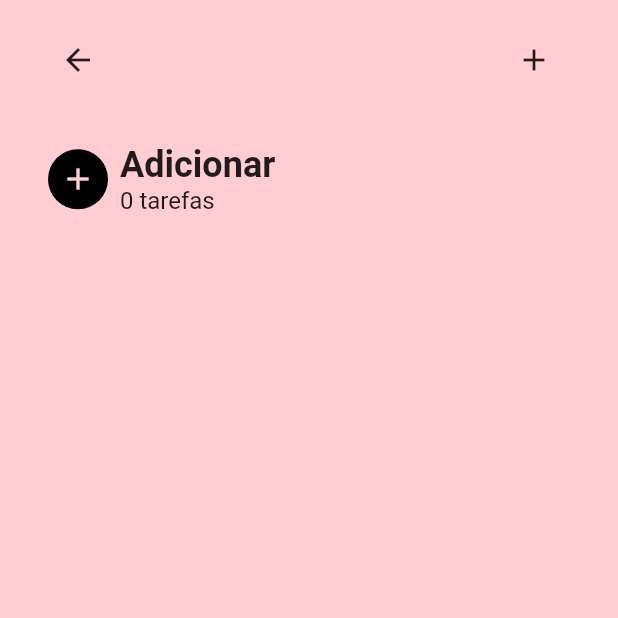
After one commit to JacksonMonteiro/flutter_todo_app, a Flutter app: the CategoryView screen opened directly with sample values from the repository, on a phone screen of 412 x 824 dp, the top half of it. The commit adds this screen. Run offline on Flutter 3.47's test engine with Material 2 defaults, Android fonts, the phone set to English and light mode, and no system bars; our stand-ins replace bloc; missing offline and left inert: flutter_iconpicker.

Commit message:
category view

```diff
--- a/lib/app/utils/routes.dart
+++ b/lib/app/utils/routes.dart
@@ -1,5 +1,6 @@
-// ignore_for_file: constant_identifier_names
+// ignore_for_file: constant_identifier_names, non_constant_identifier_names
 import 'package:flutter/material.dart';
+import 'package:todo/app/views/category_view.dart';
 import 'package:todo/app/views/home_view.dart';
 
 class Routes {
@@ -7,7 +8,8 @@ class Routes {
   Routes._();
 
   // Name of Routes
-  static const String HOME = '/';
+  final String HOME = '/';
+  final String CATEGORY = '/category';
 
   // Initial Route
   String get initialRoute => HOME;
@@ -15,5 +17,6 @@ class Routes {
   // Routes map
   Map<String, Widget Function(BuildContext)> get routes => {
     HOME: (context) => const HomeView(),
+    CATEGORY: (context)  => const CategoryView(),
   };
 }
--- /dev/null
+++ b/lib/app/views/category_view.dart
@@ -0,0 +1,79 @@
+import 'package:flutter/material.dart';
+import 'package:flutter/src/widgets/container.dart';
+import 'package:flutter/src/widgets/framework.dart';
+import 'package:todo/app/models/category_model.dart';
+
+class CategoryView extends StatefulWidget {
+  const CategoryView({super.key});
+
+  @override
+  State<CategoryView> createState() => _CategoryViewState();
+}
+
+class _CategoryViewState extends State<CategoryView> {
+  @override
+  Widget build(BuildContext context) {
+    Category category = ModalRoute.of(context)?.settings.arguments as Category;
+
+    return Scaffold(
+      body: SafeArea(
+        child: Container(
+          padding: const EdgeInsets.symmetric(vertical: 16, horizontal: 32),
+          width: double.infinity,
+          height: double.infinity,
+          color: category.color,
+          child: Column(
+            crossAxisAlignment: CrossAxisAlignment.start,
+            children: [
+              Row(
+                mainAxisAlignment: MainAxisAlignment.spaceBetween,
+                children: [
+                  IconButton(
+                    alignment: Alignment.centerLeft,
+                      onPressed: () {
+                        Navigator.of(context).pop();
+                      },
+                      icon: const Icon(Icons.arrow_back)),
+                  IconButton(
+                      onPressed: () {
+                        Navigator.of(context).pop();
+                      },
+                      icon: const Icon(Icons.add)),
+                ],
+              ),
+              const SizedBox(
+                height: 32,
+              ),
+              Row(
+                crossAxisAlignment: CrossAxisAlignment.center,
+                children: [
+                  CircleAvatar(
+                      backgroundColor: Colors.black,
+                      foregroundColor: category.color,
+                      child: Icon(category.icon)),
+                  const SizedBox(
+                    width: 8,
+                  ),
+                  Column(
+                    crossAxisAlignment: CrossAxisAlignment.start,
+                    children: [
+                      Text(
+                        category.name,
+                        style: const TextStyle(
+                            fontSize: 24, fontWeight: FontWeight.bold),
+                      ),
+                      Text(
+                        '${category.tasks.length} tarefas',
+                        style: const TextStyle(fontSize: 16),
+                      )
+                    ],
+                  )
+                ],
+              )
+            ],
+          ),
+        ),
+      ),
+    );
+  }
+}
--- a/lib/app/views/home_view.dart
+++ b/lib/app/views/home_view.dart
@@ -5,6 +5,7 @@ import 'package:todo/app/blocs/category/category_events.dart';
 import 'package:todo/app/blocs/category/category_state.dart';
 import 'package:todo/app/components/category_form_component.dart';
 import 'package:todo/app/models/category_model.dart';
+import 'package:todo/app/utils/routes.dart';
 
 class HomeView extends StatefulWidget {
   const HomeView({super.key});
@@ -103,6 +104,8 @@ class _HomeViewState extends State<HomeView> {
                                   onTap: () {
                                     if (category.name == 'Adicionar') {
                                       showModalBottomSheet(context: context, builder: (_) => CategoryFormComponent(bloc: bloc,));
+                                    } else {
+                                      Navigator.of(context).pushNamed(Routes.instance.CATEGORY, arguments: category);
                                     }
                                   },
                                   child: Container(
```
